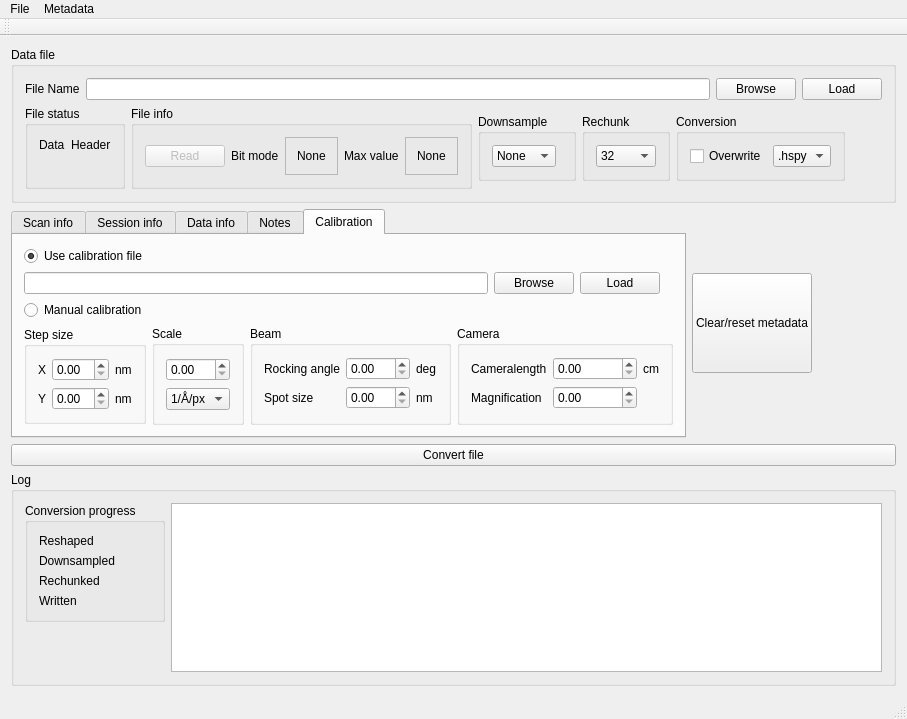
The window that mib2hspy/gui/source/QTCmib2hspy/mainwindow.ui (TEM-Gemini-Centre/mib2hspy) describes before a commit, drawn with Qt 5.
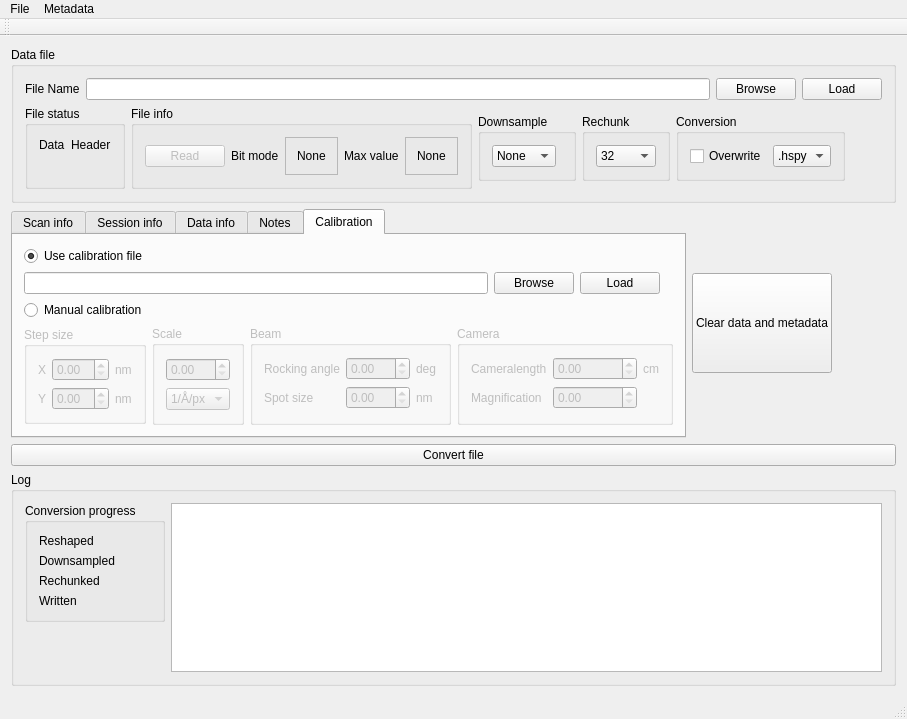
The same window after the commit. Icons and pictures are not drawn. Custom widgets are drawn as their Qt base class.

What changed in the file:
```diff
--- a/mib2hspy/gui/source/QTCmib2hspy/mainwindow.ui
+++ b/mib2hspy/gui/source/QTCmib2hspy/mainwindow.ui
@@ -821,6 +821,9 @@
            <layout class="QHBoxLayout" name="horizontalLayout_9">
             <item>
              <widget class="QGroupBox" name="groupBox_7">
+              <property name="enabled">
+               <bool>false</bool>
+              </property>
               <property name="sizePolicy">
                <sizepolicy hsizetype="Maximum" vsizetype="Maximum">
                 <horstretch>0</horstretch>
@@ -870,6 +873,9 @@
             </item>
             <item>
              <widget class="QGroupBox" name="groupBox_8">
+              <property name="enabled">
+               <bool>false</bool>
+              </property>
               <property name="title">
                <string>Scale</string>
               </property>
@@ -896,6 +902,9 @@
             </item>
             <item>
              <widget class="QGroupBox" name="groupBox_9">
+              <property name="enabled">
+               <bool>false</bool>
+              </property>
               <property name="title">
                <string>Beam</string>
               </property>
@@ -947,6 +956,9 @@
             </item>
             <item>
              <widget class="QGroupBox" name="groupBox_10">
+              <property name="enabled">
+               <bool>false</bool>
+              </property>
               <property name="title">
                <string>Camera</string>
               </property>
@@ -1010,7 +1022,7 @@
          </size>
         </property>
         <property name="text">
-         <string>Clear/reset metadata</string>
+         <string>Clear data and metadata</string>
         </property>
        </widget>
       </item>
```
Left out of the diff: 128 changed lines with no effect on the pictures.
